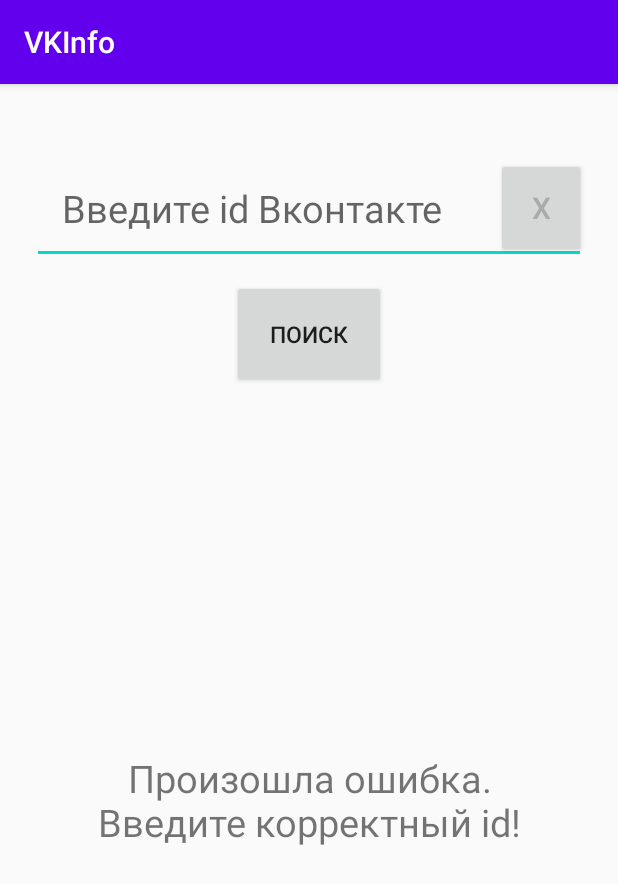
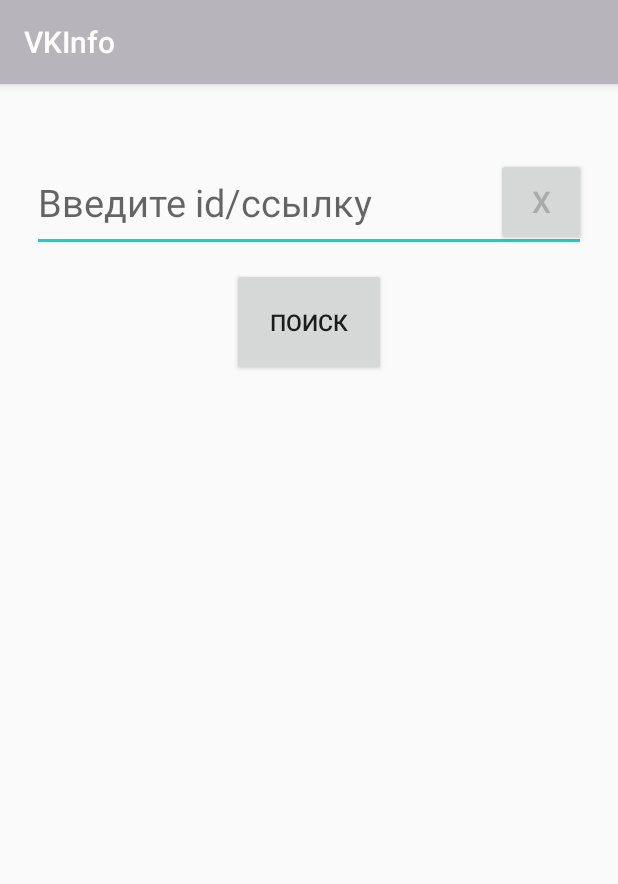
Before and after one commit to ZXLTRXN/VKInfo, an Android app: the screen it shows after launch (MainActivity), after a tap on "ПОИСК", on a phone screen of 412 x 824 dp. Shown: the top 884 px of the screen. Run offline under Robolectric (Android 15) with nearby library versions, the phone set to English and light mode, and no system bars.

```diff
--- a/app/src/main/java/com/example/vkinfo/MainActivity.java
+++ b/app/src/main/java/com/example/vkinfo/MainActivity.java
@@ -2,14 +2,19 @@ package com.example.vkinfo;
 
 import androidx.appcompat.app.AppCompatActivity;
 
+import android.content.Context;
 import android.content.Intent;
 import android.os.AsyncTask;
 import android.os.Bundle;
+import android.view.KeyEvent;
 import android.view.View;
+import android.view.inputmethod.InputMethodManager;
 import android.widget.Button;
 import android.widget.EditText;
 import android.widget.ProgressBar;
 import android.widget.TextView;
+import android.widget.Toast;
+
 
 import com.example.vkinfo.utils.NetworkUtils;
 
@@ -19,8 +24,7 @@ import org.json.JSONObject;
 
 import java.io.IOException;
 import java.net.URL;
-import java.util.regex.Matcher;
-import java.util.regex.Pattern;
+
 
 import static com.example.vkinfo.utils.NetworkUtils.generateURL;
 import static com.example.vkinfo.utils.NetworkUtils.getResponseFromURL;
@@ -34,13 +38,20 @@ public class MainActivity extends AppCompatActivity {
     private ProgressBar loadingIndicator;
 
 
-    private void showErrorText() {
-        errorMessage.setVisibility(View.VISIBLE);
+    enum ErrorType{
+        Id,
+        Connection
+    }
+    private void showErrorText(ErrorType et) {
+        if(et == ErrorType.Id){
+            Toast.makeText(getApplicationContext(), R.string.error_message_id, Toast.LENGTH_SHORT).show();
+        }else
+        {
+            Toast.makeText(getApplicationContext(), R.string.error_message_connection, Toast.LENGTH_SHORT).show();
         }
 
-    private void hideErrorText() {
-        errorMessage.setVisibility(View.INVISIBLE);
     }
+
 
     //запрос к серверу ВК
     class VKQueryTask extends AsyncTask<URL, Void, String> {
@@ -64,21 +75,25 @@ public class MainActivity extends AppCompatActivity {
         protected void onPostExecute(String response) {
 
             JSONObject jsonResponse = null;
+            if(response != null) {
                 try {
                     jsonResponse = new JSONObject(response);
                 } catch (JSONException e) {
                     e.printStackTrace();
                 }
 
-            if (response != null && response != "" && !jsonResponse.has("error")) {
+                if (!response.equals("{\"response\":[]}") && !jsonResponse.has("error")) {
                     errorMessage.setVisibility(View.INVISIBLE);
                     Intent userData = new Intent(MainActivity.this, UserActivity.class);
                     userData.putExtra(UserActivity.RESPONSE, response);
                     startActivity(userData);
                 } else {
-                showErrorText();
+                    showErrorText(ErrorType.Id);
                 }
-
+            }else
+            {
+                showErrorText(ErrorType.Connection);
+            }
             loadingIndicator.setVisibility(View.INVISIBLE);
         }
     }
@@ -97,13 +112,20 @@ public class MainActivity extends AppCompatActivity {
             @Override
             public void onClick(View v) {
                 if(!searchField.getText().toString().contains(" ")) {
-                    hideErrorText();
                     String[] values = {NetworkUtils.VALUE_ONLINE,NetworkUtils.VALUE_LASTSEEN,NetworkUtils.VALUE_PHOTO};
-                    URL generatedURL = generateURL(searchField.getText().toString(),values);
+                    String id = searchField.getText().toString();
+                    if(searchField.getText().toString().contains("vk.com/"))
+                    {
+                        int index = id.indexOf("vk.com/")+7;
+                        id = id.substring(index);
+                    }
+                    URL generatedURL = generateURL(id,values);
                     new VKQueryTask().execute(generatedURL);
-                }else showErrorText();
+                }else showErrorText(ErrorType.Id);
             }
         };
+
+
 
         View.OnClickListener onClearListener = new View.OnClickListener() {
             @Override
@@ -112,6 +134,8 @@ public class MainActivity extends AppCompatActivity {
             }
         };
 
+
+
         searchButton.setOnClickListener(onClickListener);
         searchClear.setOnClickListener(onClearListener);
 
--- a/app/src/main/res/layout/activity_main.xml
+++ b/app/src/main/res/layout/activity_main.xml
@@ -18,6 +18,7 @@
         android:orientation="horizontal"
         android:paddingBottom="10dp"
         >
+
         <FrameLayout
             android:layout_width="fill_parent"
             android:layout_height="wrap_content"
@@ -30,7 +31,8 @@
                 android:layout_height="wrap_content"
                 android:hint="@string/write_the_vk_id"
                 android:inputType="text"
-                android:padding="20dp"
+                android:paddingRight="60dp"
+                android:paddingVertical="@dimen/vertical_padding"
                 android:textSize="25sp"
                 />
 
@@ -65,7 +67,6 @@
             android:layout_height="wrap_content"
             android:textSize="25sp"
             android:padding="16dp"
-            android:text="@string/error_message"
             android:visibility="invisible"
             android:layout_gravity="center"
             android:gravity="center"
--- a/app/src/main/res/values/colors.xml
+++ b/app/src/main/res/values/colors.xml
@@ -1,6 +1,6 @@
 <?xml version="1.0" encoding="utf-8"?>
 <resources>
-    <color name="colorPrimary">#6200EE</color>
-    <color name="colorPrimaryDark">#3700B3</color>
+    <color name="colorPrimary">#B7B4BC</color>
+    <color name="colorPrimaryDark">#B7B4BC</color>
     <color name="colorAccent">#03DAC5</color>
 </resources>
--- a/app/src/main/res/values/strings.xml
+++ b/app/src/main/res/values/strings.xml
@@ -1,6 +1,7 @@
 <resources>
     <string name="app_name">VKInfo</string>
-    <string name="write_the_vk_id">Введите id Вконтакте</string>
+    <string name="write_the_vk_id">Введите id/ссылку</string>
     <string name="search">Поиск</string>
-    <string name="error_message"> Произошла ошибка.\nВведите корректный id!</string>
+    <string name="error_message_id"> Произошла ошибка.\nВведите корректный id!</string>
+    <string name="error_message_connection"> Cеть недоступна </string>
 </resources>
```
Also changed, not shown: app/src/main/java/com/example/vkinfo/UserActivity.java (+19 -3 lines). Lines whose indentation alone changed are shown as unchanged.
